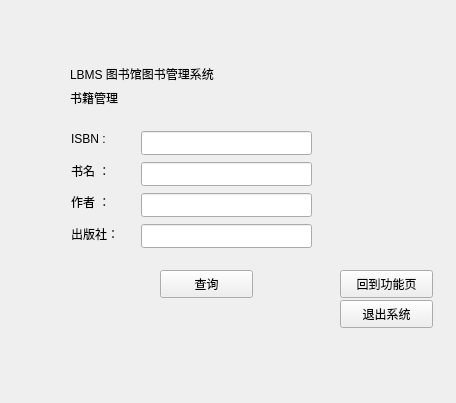
Above: LBMS/search_book.ui from Foldblade/LBMS-CPP before the change. Below: the same form after it.
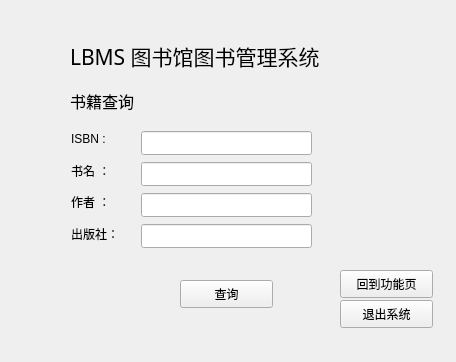
That is the form after the change.

Commit message:
Link MySQL, UI update
Now you can see your username at adminitor_con.cpp!
What's more, we can search book finally.
This comment just update `search_book_result_no`. More will be soon.

Diff of the .ui file:
```diff
--- a/LBMS/search_book.ui
+++ b/LBMS/search_book.ui
@@ -7,7 +7,7 @@
     <x>0</x>
     <y>0</y>
     <width>456</width>
-    <height>403</height>
+    <height>362</height>
    </rect>
   </property>
   <property name="windowTitle">
@@ -17,11 +17,17 @@
    <property name="geometry">
     <rect>
      <x>70</x>
-     <y>60</y>
-     <width>181</width>
-     <height>41</height>
+     <y>40</y>
+     <width>331</width>
+     <height>61</height>
     </rect>
    </property>
+   <property name="font">
+    <font>
+     <family>微软雅黑</family>
+     <pointsize>16</pointsize>
+    </font>
+   </property>
    <property name="text">
     <string>LBMS 图书馆图书管理系统
 </string>
@@ -32,12 +38,18 @@
     <rect>
      <x>70</x>
      <y>90</y>
-     <width>72</width>
-     <height>15</height>
+     <width>141</width>
+     <height>21</height>
     </rect>
    </property>
+   <property name="font">
+    <font>
+     <family>微软雅黑</family>
+     <pointsize>12</pointsize>
+    </font>
+   </property>
    <property name="text">
-    <string>书籍管理</string>
+    <string>书籍查询</string>
    </property>
   </widget>
   <widget class="QLabel" name="label_3">
@@ -95,8 +107,8 @@
   <widget class="QPushButton" name="research">
    <property name="geometry">
     <rect>
-     <x>160</x>
-     <y>270</y>
+     <x>180</x>
+     <y>280</y>
      <width>93</width>
      <height>28</height>
     </rect>
```
The commit also changes 7 other files.
